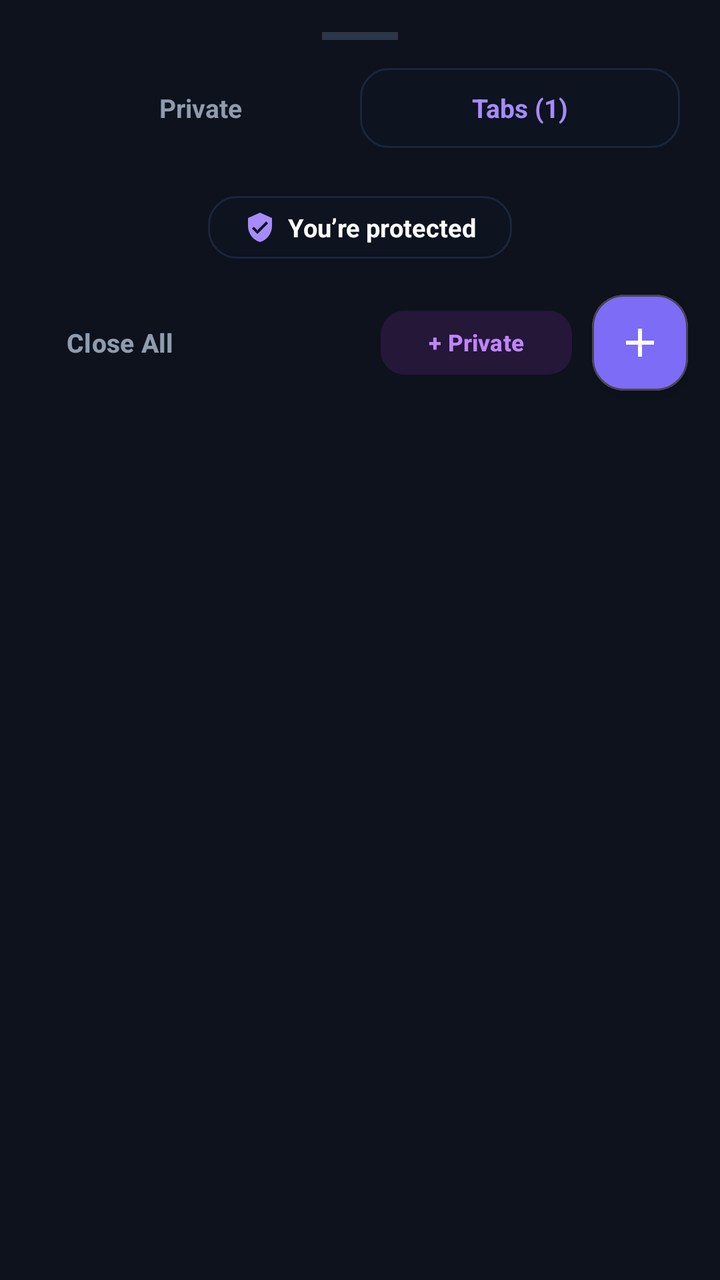
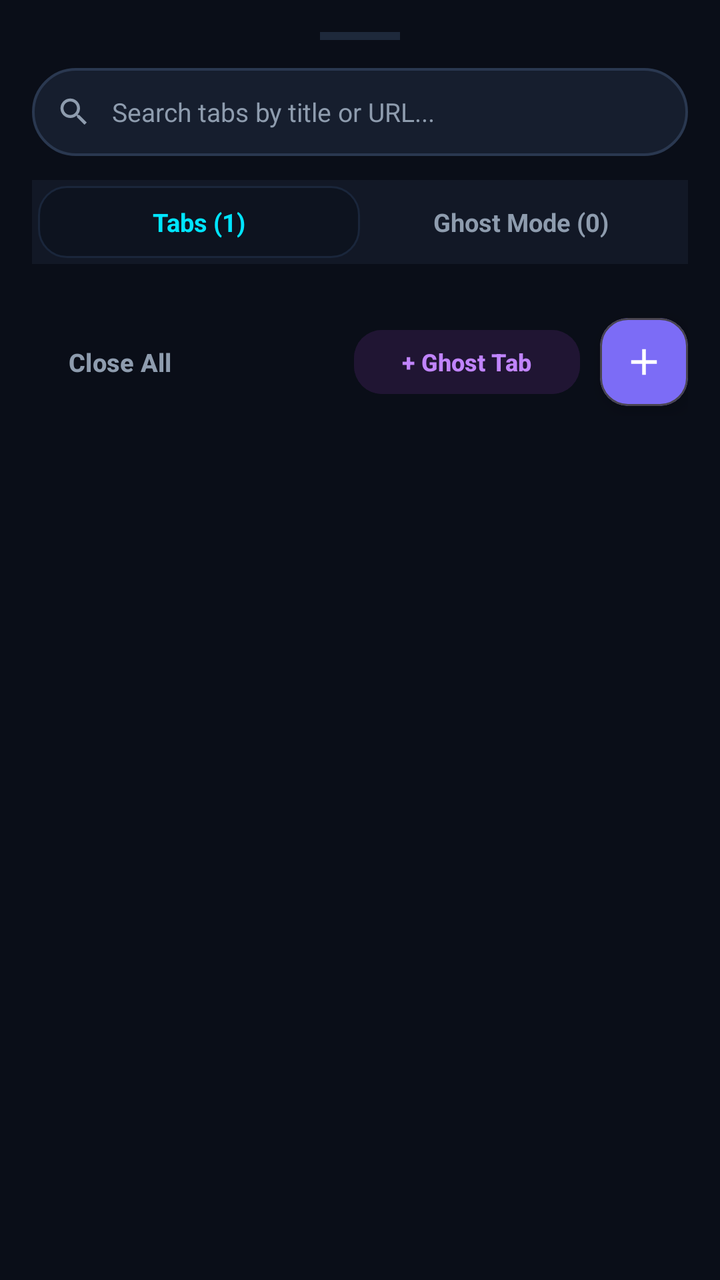

An Android layout rendered at two revisions. The XML below is the earlier revision; the diff shows what the commit changed to produce the second picture.
<!-- AndroidManifest.xml: application theme Theme.AdShield -->
<!-- res/layout/sheet_tab_switcher.xml -->
<?xml version="1.0" encoding="utf-8"?>
<LinearLayout xmlns:android="http://schemas.android.com/apk/res/android"
    xmlns:app="http://schemas.android.com/apk/res-auto"
    android:layout_width="match_parent"
    android:layout_height="wrap_content"
    android:background="#0D121D"
    android:orientation="vertical"
    android:padding="16dp">

    
    <View
        android:layout_width="38dp"
        android:layout_height="4dp"
        android:layout_gravity="center_horizontal"
        android:layout_marginBottom="14dp"
        android:background="#2B3648" />

    
    <LinearLayout
        android:layout_width="match_parent"
        android:layout_height="40dp"
        android:layout_marginBottom="14dp"
        android:gravity="center_vertical"
        android:orientation="horizontal"
        android:paddingHorizontal="4dp">

        <TextView
            android:id="@+id/btnFilterPrivate"
            android:layout_width="0dp"
            android:layout_height="match_parent"
            android:layout_weight="1"
            android:gravity="center"
            android:text="Private"
            android:textColor="@color/text_secondary"
            android:textSize="13sp"
            android:textStyle="bold" />

        <TextView
            android:id="@+id/btnFilterNormal"
            android:layout_width="0dp"
            android:layout_height="match_parent"
            android:layout_weight="1"
            android:background="@drawable/bg_stat_chip"
            android:gravity="center"
            android:text="Tabs (1)"
            android:textColor="#A78BFA"
            android:textSize="13sp"
            android:textStyle="bold" />
    </LinearLayout>

    
    <androidx.core.widget.NestedScrollView
        android:layout_width="match_parent"
        android:layout_height="wrap_content"
        android:maxHeight="440dp">

        <LinearLayout
            android:id="@+id/layoutTabsGrid"
            android:layout_width="match_parent"
            android:layout_height="wrap_content"
            android:orientation="vertical" />
    </androidx.core.widget.NestedScrollView>

    
    <LinearLayout
        android:layout_width="match_parent"
        android:layout_height="wrap_content"
        android:gravity="center"
        android:layout_marginTop="10dp"
        android:layout_marginBottom="14dp">

        <LinearLayout
            android:layout_width="wrap_content"
            android:layout_height="wrap_content"
            android:background="@drawable/bg_stat_chip"
            android:paddingHorizontal="18dp"
            android:paddingVertical="7dp"
            android:gravity="center_vertical"
            android:orientation="horizontal">

            <ImageView
                android:layout_width="16dp"
                android:layout_height="16dp"
                android:src="@drawable/ic_shield_check"
                app:tint="#A78BFA" />

            <TextView
                android:layout_width="wrap_content"
                android:layout_height="wrap_content"
                android:layout_marginStart="6dp"
                android:text="You’re protected"
                android:textColor="@color/text_primary"
                android:textSize="12.5sp"
                android:textStyle="bold" />
        </LinearLayout>
    </LinearLayout>

    
    <RelativeLayout
        android:layout_width="match_parent"
        android:layout_height="56dp"
        android:gravity="center_vertical">

        
        <com.google.android.material.button.MaterialButton
            android:id="@+id/btnCloseAllTabs"
            style="@style/Widget.Material3.Button.TextButton"
            android:layout_width="wrap_content"
            android:layout_height="44dp"
            android:layout_alignParentStart="true"
            android:layout_centerVertical="true"
            android:text="Close All"
            android:textColor="@color/text_secondary"
            android:textSize="13sp"
            android:textStyle="bold" />

        <com.google.android.material.button.MaterialButton
            android:id="@+id/btnNewPrivateTab"
            style="@style/Widget.Material3.Button.TonalButton"
            android:layout_width="wrap_content"
            android:layout_height="40dp"
            android:layout_toStartOf="@id/btnNewTabSheet"
            android:layout_centerVertical="true"
            android:layout_marginEnd="10dp"
            android:backgroundTint="#241738"
            android:text="+ Private"
            android:textColor="#C084FC"
            android:textSize="11.5sp"
            android:textStyle="bold"
            app:cornerRadius="12dp" />

        
        <com.google.android.material.card.MaterialCardView
            android:id="@+id/btnNewTabSheet"
            android:layout_width="48dp"
            android:layout_height="48dp"
            android:layout_alignParentEnd="true"
            android:layout_centerVertical="true"
            app:cardCornerRadius="16dp"
            app:cardBackgroundColor="#7C6CF6"
            app:cardElevation="4dp"
            android:clickable="true"
            android:focusable="true">

            <ImageView
                android:layout_width="24dp"
                android:layout_height="24dp"
                android:layout_gravity="center"
                android:src="@drawable/ic_add"
                app:tint="#FFFFFF" />
        </com.google.android.material.card.MaterialCardView>
    </RelativeLayout>

</LinearLayout>
<!-- resources referenced by this layout -->
<resources>
  <color name="text_primary">#FFFFFF</color>
  <color name="text_secondary">#8E9CAE</color>
  <!-- drawable bg_stat_chip (drawable) -->
  <?xml version="1.0" encoding="utf-8"?>
  <shape xmlns:android="http://schemas.android.com/apk/res/android"
      android:shape="rectangle">
      <corners android:radius="14dp" />
      <solid android:color="#0D131F" />
      <stroke
          android:width="1dp"
          android:color="#1A263B" />
  </shape>
  <!-- drawable ic_add (drawable) -->
  <vector xmlns:android="http://schemas.android.com/apk/res/android"
      android:width="24dp"
      android:height="24dp"
      android:viewportWidth="24"
      android:viewportHeight="24">
      <path
          android:fillColor="#FFFFFF"
          android:pathData="M19,13h-6v6h-2v-6H5v-2h6V5h2v6h6v2z"/>
  </vector>
  <!-- drawable ic_shield_check (drawable) -->
  <vector xmlns:android="http://schemas.android.com/apk/res/android"
      android:width="24dp"
      android:height="24dp"
      android:viewportWidth="24"
      android:viewportHeight="24">
    <path
        android:fillColor="#00E676"
        android:pathData="M12,1L3,5v6c0,5.55 3.84,10.74 9,12c5.16,-1.26 9,-6.45 9,-12V5L12,1zM10,17l-4,-4l1.41,-1.41L10,14.17l6.59,-6.59L18,9L10,17z"/>
  </vector>
  <style name="Theme.AdShield" parent="Theme.Material3.Dark.NoActionBar">
          <item name="colorPrimary">@color/secondary</item>
          <item name="colorSecondary">@color/accent_green</item>
          <item name="android:statusBarColor">@color/background_dark</item>
          <item name="android:navigationBarColor">@color/background_dark</item>
          <item name="android:windowBackground">@color/background_dark</item>
      </style>
  <color name="secondary">#00E5FF</color>
  <color name="accent_green">#00E676</color>
  <color name="background_dark">#090D14</color>
</resources>

<!-- the commit's change to res/layout/sheet_tab_switcher.xml (unified diff, before → after) -->
@@ -3,37 +3,69 @@
     xmlns:app="http://schemas.android.com/apk/res-auto"
     android:layout_width="match_parent"
     android:layout_height="wrap_content"
-    android:background="#0D121D"
+    android:background="#0A0E18"
     android:orientation="vertical"
     android:padding="16dp">
 
     
     <View
-        android:layout_width="38dp"
+        android:layout_width="40dp"
         android:layout_height="4dp"
         android:layout_gravity="center_horizontal"
         android:layout_marginBottom="14dp"
-        android:background="#2B3648" />
+        android:background="#1E293B" />
 
     
     <LinearLayout
         android:layout_width="match_parent"
-        android:layout_height="40dp"
-        android:layout_marginBottom="14dp"
+        android:layout_height="44dp"
+        android:layout_marginBottom="12dp"
+        android:background="@drawable/bg_search_pill"
         android:gravity="center_vertical"
         android:orientation="horizontal"
-        android:paddingHorizontal="4dp">
+        android:paddingHorizontal="12dp">
 
-        <TextView
-            android:id="@+id/btnFilterPrivate"
+        <ImageView
+            android:layout_width="18dp"
+            android:layout_height="18dp"
+            android:src="@drawable/ic_search"
+            app:tint="@color/text_secondary" />
+
+        <EditText
+            android:id="@+id/editSearchTabs"
             android:layout_width="0dp"
             android:layout_height="match_parent"
             android:layout_weight="1"
-            android:gravity="center"
-            android:text="Private"
-            android:textColor="@color/text_secondary"
-            android:textSize="13sp"
-            android:textStyle="bold" />
+            android:layout_marginStart="10dp"
+            android:layout_marginEnd="6dp"
+            android:background="@null"
+            android:hint="Search tabs by title or URL..."
+            android:imeOptions="actionDone"
+            android:inputType="text"
+            android:maxLines="1"
+            android:textColor="@color/text_primary"
+            android:textColorHint="@color/text_secondary"
+            android:textSize="13sp" />
+
+        <ImageButton
+            android:id="@+id/btnClearTabSearch"
+            android:layout_width="28dp"
+            android:layout_height="28dp"
+            android:background="?attr/selectableItemBackgroundBorderless"
+            android:src="@drawable/ic_close"
+            android:visibility="gone"
+            app:tint="@color/text_secondary" />
+    </LinearLayout>
+
+    
+    <LinearLayout
+        android:layout_width="match_parent"
+        android:layout_height="42dp"
+        android:layout_marginBottom="12dp"
+        android:background="#121826"
+        android:gravity="center_vertical"
+        android:orientation="horizontal"
+        android:padding="3dp">
 
         <TextView
             android:id="@+id/btnFilterNormal"
@@ -43,8 +75,19 @@
             android:background="@drawable/bg_stat_chip"
             android:gravity="center"
             android:text="Tabs (1)"
-            android:textColor="#A78BFA"
-            android:textSize="13sp"
+            android:textColor="@color/fokk_cyan"
+            android:textSize="12.5sp"
+            android:textStyle="bold" />
+
+        <TextView
+            android:id="@+id/btnFilterPrivate"
+            android:layout_width="0dp"
+            android:layout_height="match_parent"
+            android:layout_weight="1"
+            android:gravity="center"
+            android:text="Ghost Mode (0)"
+            android:textColor="@color/text_secondary"
+            android:textSize="12.5sp"
             android:textStyle="bold" />
     </LinearLayout>
 
@@ -62,43 +105,10 @@
     </androidx.core.widget.NestedScrollView>
 
     
-    <LinearLayout
-        android:layout_width="match_parent"
-        android:layout_height="wrap_content"
-        android:gravity="center"
-        android:layout_marginTop="10dp"
-        android:layout_marginBottom="14dp">
-
-        <LinearLayout
-            android:layout_width="wrap_content"
-            android:layout_height="wrap_content"
-            android:background="@drawable/bg_stat_chip"
-            android:paddingHorizontal="18dp"
-            android:paddingVertical="7dp"
-            android:gravity="center_vertical"
-            android:orientation="horizontal">
-
-            <ImageView
-                android:layout_width="16dp"
-                android:layout_height="16dp"
-                android:src="@drawable/ic_shield_check"
-                app:tint="#A78BFA" />
-
-            <TextView
-                android:layout_width="wrap_content"
-                android:layout_height="wrap_content"
-                android:layout_marginStart="6dp"
-                android:text="You’re protected"
-                android:textColor="@color/text_primary"
-                android:textSize="12.5sp"
-                android:textStyle="bold" />
-        </LinearLayout>
-    </LinearLayout>
-
-    
     <RelativeLayout
         android:layout_width="match_parent"
-        android:layout_height="56dp"
+        android:layout_height="54dp"
+        android:layout_marginTop="10dp"
         android:gravity="center_vertical">
 
         
@@ -106,14 +116,15 @@
             android:id="@+id/btnCloseAllTabs"
             style="@style/Widget.Material3.Button.TextButton"
             android:layout_width="wrap_content"
-            android:layout_height="44dp"
+            android:layout_height="40dp"
             android:layout_alignParentStart="true"
             android:layout_centerVertical="true"
             android:text="Close All"
             android:textColor="@color/text_secondary"
-            android:textSize="13sp"
+            android:textSize="12.5sp"
             android:textStyle="bold" />
 
+        
         <com.google.android.material.button.MaterialButton
             android:id="@+id/btnNewPrivateTab"
             style="@style/Widget.Material3.Button.TonalButton"
@@ -122,29 +133,29 @@
             android:layout_toStartOf="@id/btnNewTabSheet"
             android:layout_centerVertical="true"
             android:layout_marginEnd="10dp"
-            android:backgroundTint="#241738"
-            android:text="+ Private"
+            android:backgroundTint="#201533"
+            android:text="+ Ghost Tab"
             android:textColor="#C084FC"
-            android:textSize="11.5sp"
+            android:textSize="12sp"
             android:textStyle="bold"
-            app:cornerRadius="12dp" />
+            app:cornerRadius="14dp" />
 
         
         <com.google.android.material.card.MaterialCardView
             android:id="@+id/btnNewTabSheet"
-            android:layout_width="48dp"
-            android:layout_height="48dp"
+            android:layout_width="44dp"
+            android:layout_height="44dp"
             android:layout_alignParentEnd="true"
             android:layout_centerVertical="true"
-            app:cardCornerRadius="16dp"
+            app:cardCornerRadius="14dp"
             app:cardBackgroundColor="#7C6CF6"
-            app:cardElevation="4dp"
+            app:cardElevation="6dp"
             android:clickable="true"
             android:focusable="true">
 
             <ImageView
-                android:layout_width="24dp"
-                android:layout_height="24dp"
+                android:layout_width="22dp"
+                android:layout_height="22dp"
                 android:layout_gravity="center"
                 android:src="@drawable/ic_add"
                 app:tint="#FFFFFF" />
<!-- resource entries referenced after the edit -->
@@ -1,7 +1,18 @@
 <!-- resources referenced by this layout -->
 <resources>
+  <color name="fokk_cyan">#00E5FF</color>
   <color name="text_primary">#FFFFFF</color>
   <color name="text_secondary">#8E9CAE</color>
+  <!-- drawable bg_search_pill (drawable) -->
+  <?xml version="1.0" encoding="utf-8"?>
+  <shape xmlns:android="http://schemas.android.com/apk/res/android"
+      android:shape="rectangle">
+      <corners android:radius="24dp" />
+      <solid android:color="#161E2E" />
+      <stroke
+          android:width="1.2dp"
+          android:color="#2A3850" />
+  </shape>
   <!-- drawable bg_stat_chip (drawable) -->
   <?xml version="1.0" encoding="utf-8"?>
   <shape xmlns:android="http://schemas.android.com/apk/res/android"
@@ -22,15 +33,25 @@
           android:fillColor="#FFFFFF"
           android:pathData="M19,13h-6v6h-2v-6H5v-2h6V5h2v6h6v2z"/>
   </vector>
-  <!-- drawable ic_shield_check (drawable) -->
+  <!-- drawable ic_close (drawable) -->
   <vector xmlns:android="http://schemas.android.com/apk/res/android"
       android:width="24dp"
       android:height="24dp"
       android:viewportWidth="24"
       android:viewportHeight="24">
-    <path
-        android:fillColor="#00E676"
-        android:pathData="M12,1L3,5v6c0,5.55 3.84,10.74 9,12c5.16,-1.26 9,-6.45 9,-12V5L12,1zM10,17l-4,-4l1.41,-1.41L10,14.17l6.59,-6.59L18,9L10,17z"/>
+      <path
+          android:fillColor="#8E9CAE"
+          android:pathData="M19,6.41L17.59,5 12,10.59 6.41,5 5,6.41 10.59,12 5,17.59 6.41,19 12,13.41 17.59,19 19,17.59 13.41,12z"/>
+  </vector>
+  <!-- drawable ic_search (drawable) -->
+  <vector xmlns:android="http://schemas.android.com/apk/res/android"
+      android:width="24dp"
+      android:height="24dp"
+      android:viewportWidth="24"
+      android:viewportHeight="24">
+      <path
+          android:fillColor="#8E9CAE"
+          android:pathData="M15.5,14h-0.79l-0.28,-0.27C15.41,12.59 16,11.11 16,9.5 16,5.91 13.09,3 9.5,3S3,5.91 3,9.5 5.91,16 9.5,16c1.61,0 3.09,-0.59 4.23,-1.57l0.27,0.28v0.79l5,4.99L20.49,19l-4.99,-5zm-6,0C7.01,14 5,11.99 5,9.5S7.01,5 9.5,5 14,7.01 14,9.5 11.99,14 9.5,14z"/>
   </vector>
   <style name="Theme.AdShield" parent="Theme.Material3.Dark.NoActionBar">
           <item name="colorPrimary">@color/secondary</item>
